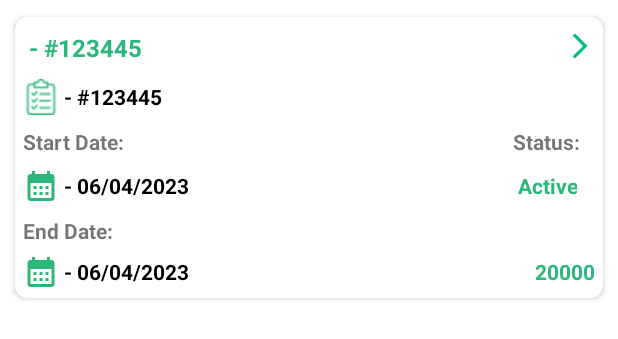
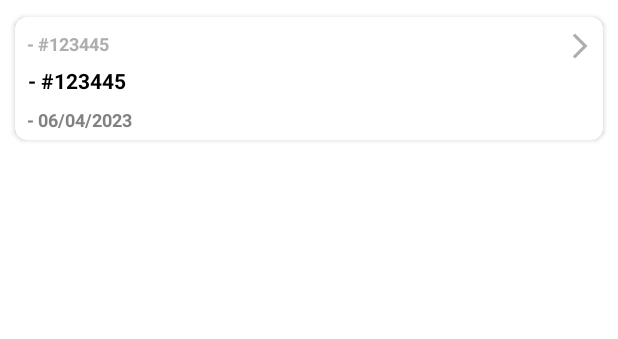
Before and after one commit to HiShubhamK/hicarecustomerapplication, an Android app: the layout layout_orders_adapter.xml on its own in the app's theme, with its tools: preview values and no code run, on a phone screen of 412 x 824 dp. Shown: the top 339 px of the screen. Run offline under Robolectric (Android 15) with nearby library versions, the phone set to English and light mode, and no system bars.

Commit message:
making like airtel applications

```diff
--- a/app/src/main/java/com/hc/hicareservices/ui/adapter/OrdersAdapter.kt
+++ b/app/src/main/java/com/hc/hicareservices/ui/adapter/OrdersAdapter.kt
@@ -31,7 +31,7 @@ class OrdersAdapter : RecyclerView.Adapter<OrdersAdapter.MainViewHolder>() {
 
     override fun onBindViewHolder(holder: MainViewHolder, position: Int) {
         val orders = orders[position]
-        holder.binding.txtorderid.text=" #"+orders.order_Number__c
+        holder.binding.txtorderid.text=""+orders.order_Number__c
         holder.binding.txtservicetype.text=""+orders.service_Plan_Name__c
         holder.binding.txtdate.text=" "+AppUtils2.formatDateTime3(orders.start_Date__c!!)
         holder.binding.enddate.text=AppUtils2.formatDateTime3(orders.end_Date__c!!)
--- a/app/src/main/res/drawable/forward_arrow.xml
+++ b/app/src/main/res/drawable/forward_arrow.xml
@@ -1,5 +1,5 @@
 <vector android:autoMirrored="true" android:height="24dp"
-    android:tint="#00BC7A" android:viewportHeight="24"
+    android:tint="#aeaeae" android:viewportHeight="24"
     android:viewportWidth="24" android:width="24dp" xmlns:android="http://schemas.android.com/apk/res/android">
     <path android:fillColor="@android:color/white" android:pathData="M6.23,20.23l1.77,1.77l10,-10l-10,-10l-1.77,1.77l8.23,8.23z"/>
 </vector>
--- a/app/src/main/res/drawable/selector.xml
+++ b/app/src/main/res/drawable/selector.xml
@@ -1,5 +1,5 @@
 <?xml version="1.0" encoding="utf-8"?>
 <selector xmlns:android="http://schemas.android.com/apk/res/android">
-    <item android:state_checked="true" android:color="@color/white" />
-    <item android:color="@color/md_grey_300"  />
+    <item android:state_checked="true" android:color="@color/black" />
+    <item android:color="@color/greyPrimary"  />
 </selector>
--- a/app/src/main/res/layout/fragment_orders.xml
+++ b/app/src/main/res/layout/fragment_orders.xml
@@ -13,7 +13,9 @@
             android:layout_width="match_parent"
             android:layout_height="wrap_content"
             tools:listitem="@layout/layout_orders_adapter"
-            android:visibility="gone"/>
+            android:visibility="gone"
+            android:layout_marginLeft="10dp"
+            android:layout_marginRight="10dp"/>
 
     </androidx.swiperefreshlayout.widget.SwipeRefreshLayout>
 
--- a/app/src/main/res/layout/layout_orders_adapter.xml
+++ b/app/src/main/res/layout/layout_orders_adapter.xml
@@ -45,8 +45,8 @@
                         android:layout_width="wrap_content"
                         android:layout_height="wrap_content"
                         android:text=" - #123445"
-                        android:textColor="@color/colorAccent"
-                        android:textSize="16sp"
+                        android:textColor="@color/greyPrimary"
+                        android:textSize="12sp"
                         android:textStyle="bold" />
 
                 </androidx.appcompat.widget.LinearLayoutCompat>
@@ -61,7 +61,7 @@
             <androidx.appcompat.widget.LinearLayoutCompat
                 android:layout_width="match_parent"
                 android:layout_height="wrap_content"
-                android:layout_marginTop="10dp"
+                android:layout_marginTop="3dp"
                 android:orientation="horizontal">
 
                 <androidx.appcompat.widget.LinearLayoutCompat
@@ -77,15 +77,25 @@
                         android:textStyle="bold"
                         android:visibility="gone" />
 
+<!--                    <androidx.appcompat.widget.AppCompatTextView-->
+<!--                        android:id="@+id/txtorderid"-->
+<!--                        android:layout_width="wrap_content"-->
+<!--                        android:layout_height="wrap_content"-->
+<!--                        android:drawableLeft="@drawable/clipboard"-->
+<!--                        android:gravity="center"-->
+<!--                        android:text=" - #123445"-->
+<!--                        android:textColor="@color/black"-->
+<!--                        android:textStyle="bold" />-->
+
                     <androidx.appcompat.widget.AppCompatTextView
                         android:id="@+id/txtorderid"
                         android:layout_width="wrap_content"
                         android:layout_height="wrap_content"
-                        android:drawableLeft="@drawable/clipboard"
                         android:gravity="center"
                         android:text=" - #123445"
                         android:textColor="@color/black"
-                        android:textStyle="bold" />
+                        android:textStyle="bold"
+                        android:textSize="14sp"/>
                 </androidx.appcompat.widget.LinearLayoutCompat>
 
                 <androidx.appcompat.widget.AppCompatTextView
@@ -103,6 +113,7 @@
                 android:layout_width="match_parent"
                 android:layout_height="wrap_content"
                 android:orientation="horizontal"
+                android:visibility="gone"
                 android:weightSum="2">
 
                 <TextView
@@ -130,6 +141,7 @@
                 android:layout_height="wrap_content"
                 android:layout_marginTop="8dp"
                 android:orientation="horizontal"
+                android:visibility="gone"
                 android:weightSum="2">
 
                 <androidx.appcompat.widget.AppCompatTextView
@@ -161,12 +173,13 @@
                 android:layout_height="wrap_content"
                 android:layout_marginTop="8dp"
                 android:text="End Date:"
-                android:textStyle="bold" />
+                android:textStyle="bold"
+                android:visibility="gone"/>
 
             <androidx.appcompat.widget.LinearLayoutCompat
                 android:layout_width="match_parent"
                 android:layout_height="wrap_content"
-                android:layout_marginTop="6dp"
+                android:layout_marginTop="8dp"
                 android:orientation="horizontal"
                 android:weightSum="2">
 
@@ -177,16 +190,28 @@
                     android:textStyle="bold"
                     android:visibility="gone" />
 
+<!--                <androidx.appcompat.widget.AppCompatTextView-->
+<!--                    android:id="@+id/enddate"-->
+<!--                    android:layout_width="wrap_content"-->
+<!--                    android:layout_height="wrap_content"-->
+<!--                    android:layout_weight="1"-->
+<!--                    android:drawableLeft="@drawable/ic_baseline_calendar_month_24"-->
+<!--                    android:gravity="center|left"-->
+<!--                    android:text=" - 06/04/2023"-->
+<!--                    android:textColor="@color/black"-->
+<!--                    android:textStyle="bold"-->
+<!--                    android:visibility="gone"/>-->
+
                 <androidx.appcompat.widget.AppCompatTextView
                     android:id="@+id/enddate"
                     android:layout_width="wrap_content"
                     android:layout_height="wrap_content"
                     android:layout_weight="1"
-                    android:drawableLeft="@drawable/ic_baseline_calendar_month_24"
                     android:gravity="center|left"
                     android:text=" - 06/04/2023"
-                    android:textColor="@color/black"
-                    android:textStyle="bold" />
+                    android:textColor="#828282"
+                    android:textSize="12sp"
+                    android:textStyle="bold"/>
 
                 <androidx.appcompat.widget.AppCompatTextView
                     android:id="@+id/txtamounts"
@@ -195,6 +220,7 @@
                     android:layout_weight="1"
                     android:gravity="right"
                     android:text=" 20000"
+                    android:visibility="gone"
                     android:textColor="@color/colorAccent"
                     android:textStyle="bold" />
             </androidx.appcompat.widget.LinearLayoutCompat>
--- a/app/src/main/res/menu/bottom_navigation_menu.xml
+++ b/app/src/main/res/menu/bottom_navigation_menu.xml
@@ -1,8 +1,4 @@
 <?xml version="1.0" encoding="utf-8"?>
-<!--
-  Developed by Arjun Bhatt
-  Copyright (c) 2021. All rights reserved
-  -->
 
 <menu xmlns:android="http://schemas.android.com/apk/res/android"
     xmlns:app="http://schemas.android.com/apk/res-auto">
```
Also changed, not shown: app/src/main/java/com/hc/hicareservices/ui/view/activities/HomeActivity.kt (+11 -3 lines), app/src/main/res/layout/activity_main.xml (+9 -10 lines).
